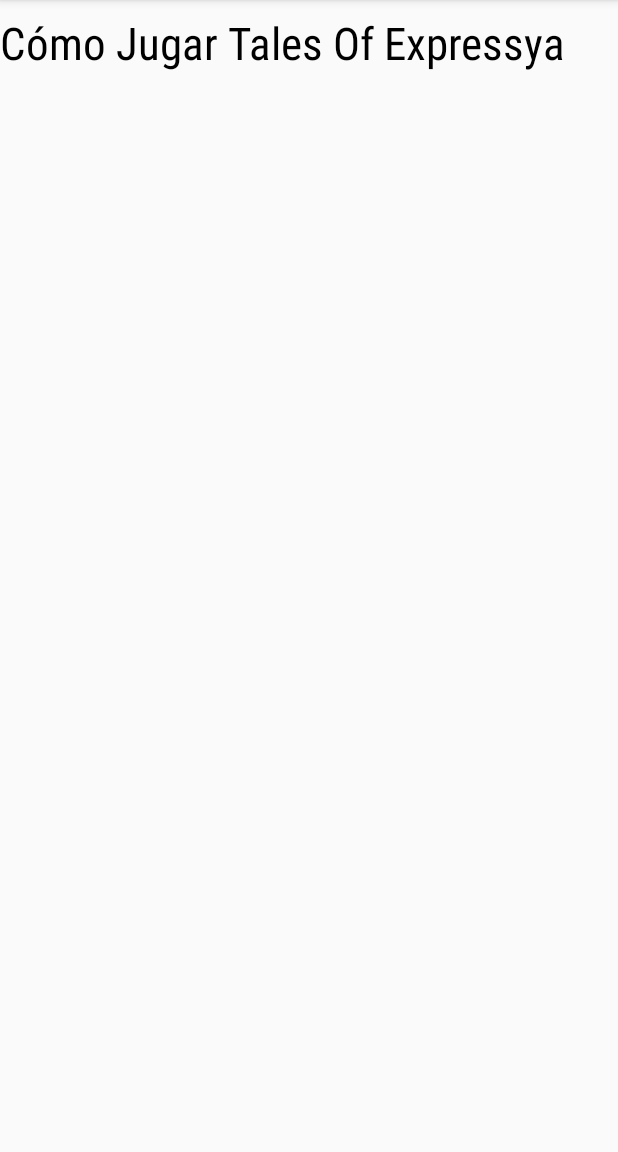
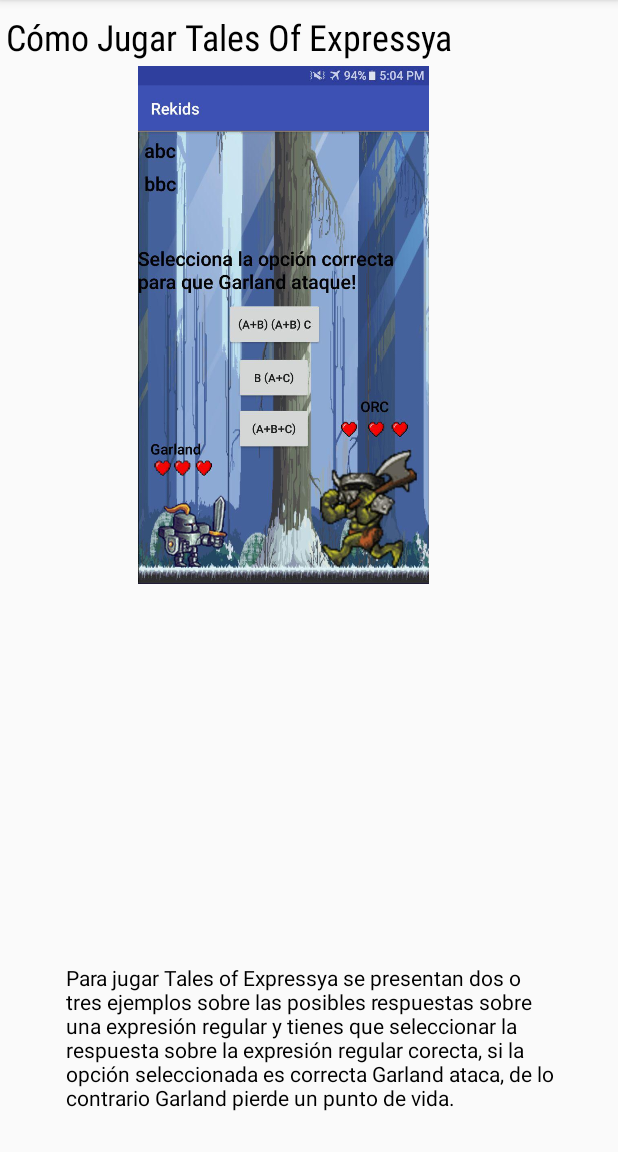
Before and after one commit to Nickotronz7/REKids-Regular-Expressions-for-Kids-, an Android app: the Game_3_Instruction screen opened directly, with no data from a screen before it, on a phone screen of 412 x 824 dp, the part 84-1236 px from its top. Run offline under Robolectric (Android 15) with nearby library versions, the phone set to English and light mode, and no system bars.

Commit message:
Se añade el menú de instrucciones para el juego 3

```diff
--- a/app/src/main/res/layout/activity_game_3__instruction.xml
+++ b/app/src/main/res/layout/activity_game_3__instruction.xml
@@ -8,17 +8,53 @@
     >
 
 
+    <ImageView
+        android:id="@+id/imageView11"
+        android:layout_width="499dp"
+        android:layout_height="345dp"
+        app:srcCompat="@drawable/screen"
+        android:layout_marginLeft="8dp"
+        app:layout_constraintLeft_toLeftOf="parent"
+        android:layout_marginRight="8dp"
+        app:layout_constraintRight_toRightOf="parent"
+        app:layout_constraintTop_toTopOf="parent"
+        android:layout_marginTop="44dp"
+        app:layout_constraintHorizontal_bias="0.671"
+        app:layout_constraintBottom_toBottomOf="parent"
+        android:layout_marginBottom="0dp"
+        app:layout_constraintVertical_bias="0.0" />
+
     <TextView
         android:id="@+id/textView3"
         android:layout_width="0dp"
         android:layout_height="wrap_content"
-        android:layout_marginLeft="0dp"
+        android:layout_marginBottom="8dp"
+        android:layout_marginLeft="4dp"
         android:layout_marginTop="8dp"
         android:fontFamily="sans-serif-condensed"
         android:text="Cómo Jugar Tales Of Expressya"
         android:textColor="@android:color/black"
-        android:textSize="30sp"
+        android:textSize="24sp"
+        app:layout_constraintBottom_toBottomOf="parent"
         app:layout_constraintLeft_toLeftOf="parent"
-        app:layout_constraintTop_toTopOf="parent" />
+        app:layout_constraintTop_toTopOf="parent"
+        app:layout_constraintVertical_bias="0.0" />
+
+    <TextView
+        android:id="@+id/textView5"
+        android:layout_width="325dp"
+        android:layout_height="110dp"
+        android:layout_marginBottom="16dp"
+        android:layout_marginLeft="8dp"
+        android:layout_marginRight="8dp"
+        android:text="Para jugar Tales of Expressya se presentan dos o tres ejemplos sobre las posibles respuestas sobre una expresión regular y tienes que seleccionar la respuesta sobre la expresión regular corecta, si la opción seleccionada es correcta Garland ataca, de lo contrario Garland pierde un punto de vida."
+        android:textColor="@android:color/black"
+        app:layout_constraintBottom_toBottomOf="parent"
+        app:layout_constraintLeft_toLeftOf="parent"
+        app:layout_constraintRight_toRightOf="parent"
+        app:layout_constraintTop_toTopOf="parent"
+        android:layout_marginTop="8dp"
+        app:layout_constraintVertical_bias="1.0"
+        app:layout_constraintHorizontal_bias="0.511" />
 
 </android.support.constraint.ConstraintLayout>
```
Also changed, not shown: app/src/main/res/drawable/screen.jpg (added), 2 other files.
